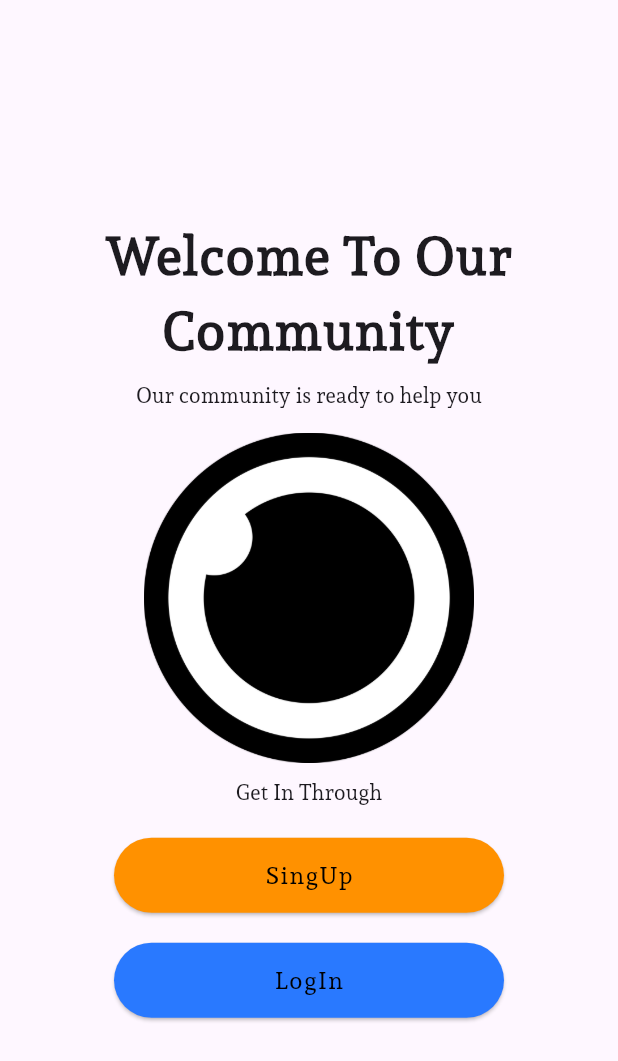
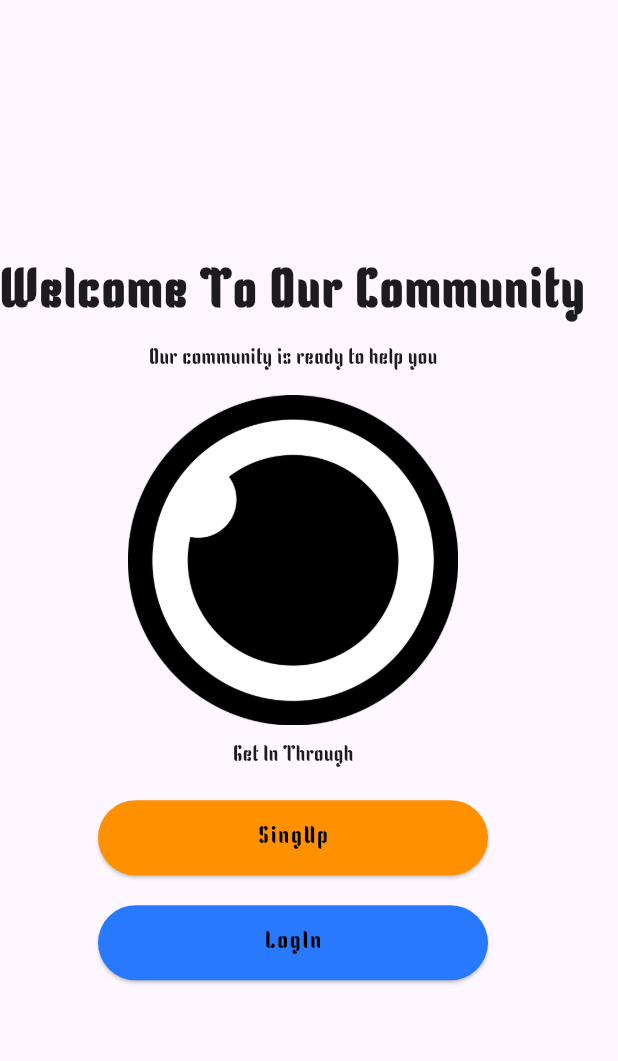
Before and after one commit to MdSohidUllahChowdhury/Save-Ideas-App, a Flutter app: the screen it shows after launch, on a phone screen of 412 x 824 dp. Shown: the top 1061 px of the screen. Run offline on Flutter 3.47's test engine with Material 3 defaults, Android fonts, the phone set to English and light mode, and no system bars; our stand-ins replace flutter_screenutil, get.

Commit message:
Little changes

```diff
--- a/analysis_options.yaml
+++ b/analysis_options.yaml
@@ -7,7 +7,7 @@
 
 # The following line activates a set of recommended lints for Flutter apps,
 # packages, and plugins designed to encourage good coding practices.
-include: package:flutter_lints/flutter.yaml
+# include: package:flutter_lints/flutter.yaml
 
 linter:
   # The lint rules applied to this project can be customized in the
--- a/lib/Model/main.dart
+++ b/lib/Model/main.dart
@@ -4,24 +4,12 @@ import 'package:to_do/View/Intro Screen/splashscreen.dart';
 import 'package:flutter_screenutil/flutter_screenutil.dart';
 
 void main() {
-  runApp(const MyApp());
+  runApp((ScreenUtilInit(
+      ensureScreenSize: true,
+      designSize: const Size(360, 680),
+      child: GetMaterialApp(
+        theme: ThemeData(fontFamily: 'Kenia02'),
+        home: const SplashScreen(),
+        debugShowCheckedModeBanner: false,
+      ))));
 }
-
-class MyApp extends StatelessWidget {
-  const MyApp({super.key});
-
-  @override
-  Widget build(BuildContext context) {
-    return ScreenUtilInit(
-      ensureScreenSize: true,
-      designSize:const Size(360, 680),
-      child: GetMaterialApp(
-      theme: ThemeData(
-        fontFamily: 'Kenia'
-        ),
-      home:const SplashScreen(),
-      debugShowCheckedModeBanner: false,
-    )
-    );
-  }
-}
--- a/lib/View/Intro Screen/welcome_page.dart
+++ b/lib/View/Intro Screen/welcome_page.dart
@@ -11,6 +11,7 @@ class Welcome extends StatelessWidget {
     return Scaffold(
         body: Column(
          mainAxisAlignment: MainAxisAlignment.center,
+         crossAxisAlignment: CrossAxisAlignment.center,
          children: [
 
          const Text("Welcome To Our Community",
--- a/lib/View/Setting Option/personality.dart
+++ b/lib/View/Setting Option/personality.dart
@@ -80,13 +80,9 @@ class Personality extends StatelessWidget {
 
                    ElevatedButton(
                   onPressed:() {
-
-                    if(formkey.currentState!.validate()
-                    )
-                    {
+                    if(formkey.currentState!.validate()){
                     Get.to(const Home());
                     }
-
                   },
                   style: TextButton.styleFrom(
                     minimumSize: const Size(260, 50),
--- a/lib/Widgets/form.dart
+++ b/lib/Widgets/form.dart
@@ -4,7 +4,9 @@ class FormSection extends StatelessWidget {
   final String nameit;
   final bool? ispassword;
   final bool? isMust;
+
   const FormSection({super.key,
+
   required this.nameit,
    this.ispassword,
    this.isMust});
@@ -18,6 +20,7 @@ class FormSection extends StatelessWidget {
         ),
 
       child: TextFormField(
+
         validator: isMust == true ? (String? value)
         {
           if(value == null || value.isEmpty){
@@ -33,7 +36,6 @@ class FormSection extends StatelessWidget {
             filled: true,
             fillColor: const Color.fromARGB(192, 235, 224, 224),
             labelText:nameit,
-
             border: OutlineInputBorder(
               borderRadius:BorderRadius.circular(16),
               borderSide: BorderSide.none,
--- a/lib/Widgets/listcard.dart
+++ b/lib/Widgets/listcard.dart
@@ -1,6 +1,7 @@
 import 'package:flutter/material.dart';
 
 class ListCard extends StatelessWidget {
+
   final Icon? addIconOne;
   final Widget titlename;
   final void Function()? ontap;
@@ -20,12 +21,12 @@ class ListCard extends StatelessWidget {
      shadowColor:Colors.black,
      margin:const EdgeInsets.symmetric(horizontal:10,vertical:8),
      child: ListTile(
-       onTap:ontap,
+       tileColor: colors,
        leading: addIconOne,
        title: titlename,
+       onTap:ontap,
        trailing: const Icon(Icons.arrow_forward_ios,size: 12,),
        iconColor: Colors.white,
-       tileColor: colors,
        shape: RoundedRectangleBorder(
            borderRadius: BorderRadius.circular(15)
            ),
```
Also changed, not shown: lib/Model/home.dart (+25 -38 lines), pubspec.yaml (+8 -55 lines), lib/Controller/control_system.dart (added), lib/Controller/model.dart (deleted), pubspec.lock, 1 other file.
